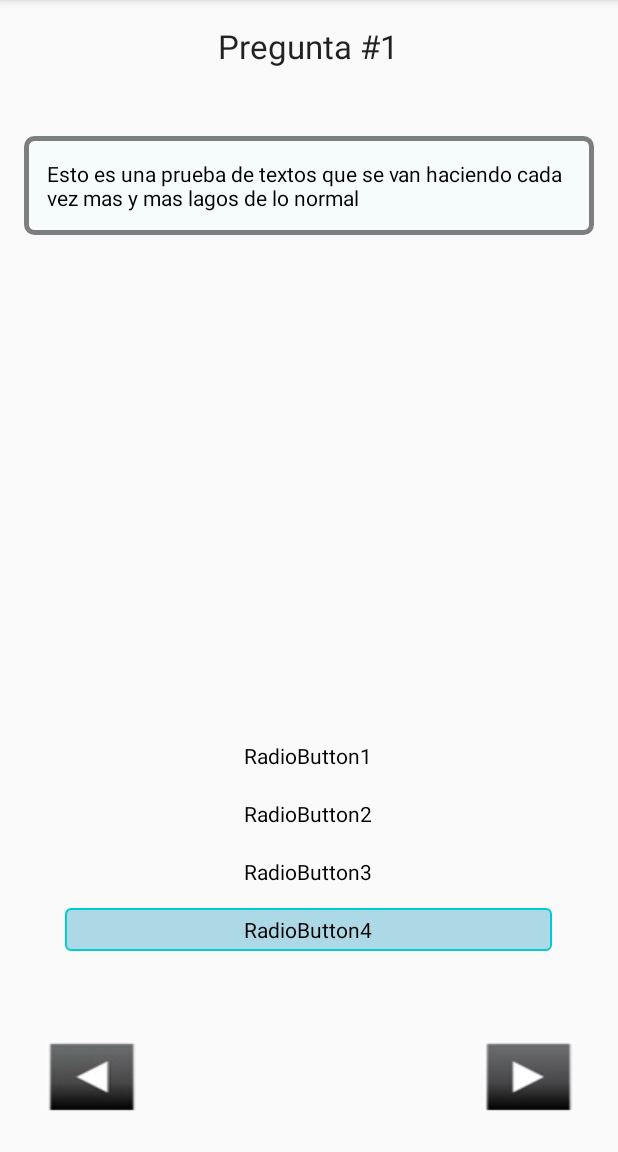
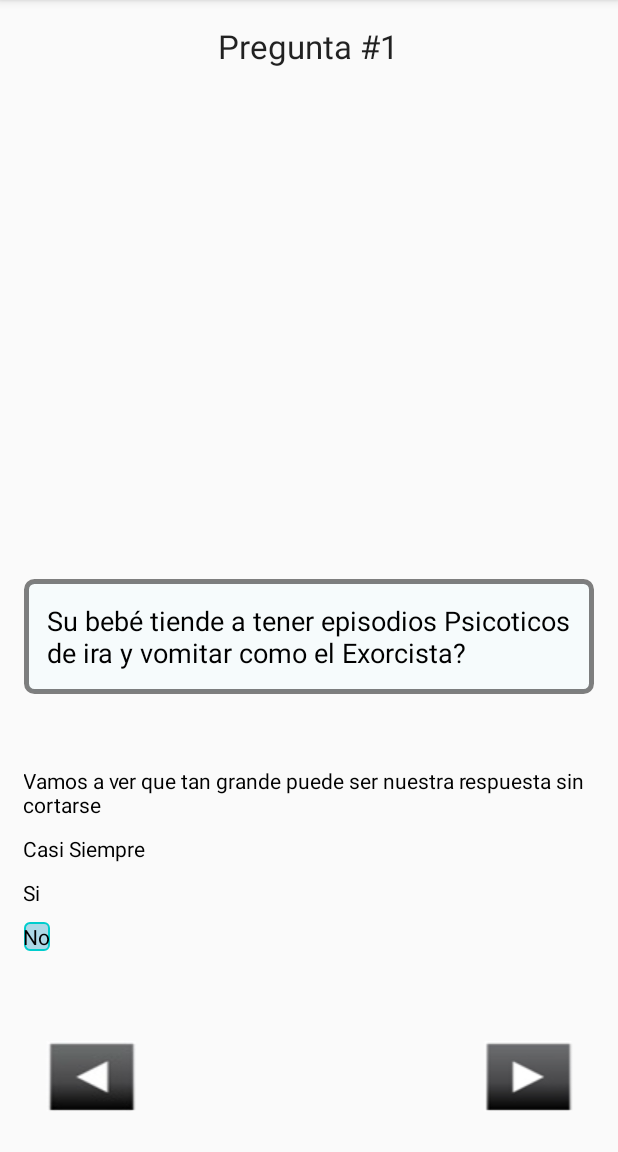
Before and after one commit to luisrra17/BabyCare, an Android app: the screen it shows after launch (MainActivity), on a phone screen of 412 x 824 dp, the part 84-1236 px from its top. Run offline under Robolectric (Android 15) with nearby library versions, the phone set to English and light mode, and no system bars.

Commit message:
Pantalla Pregunta Styled

```diff
--- a/app/src/main/res/drawable/custombuttonbackground.xml
+++ b/app/src/main/res/drawable/custombuttonbackground.xml
@@ -7,11 +7,6 @@
             <corners android:radius="3dip" />
             <stroke android:width="1dip" android:color="#319b66" />
             <solid android:color="#50c88c" />
-            <padding
-                android:left="120dp"
-                android:top="5dp"
-                android:right="120dp"
-                android:bottom="5dp" />
         </shape>
     </item>
 
@@ -21,11 +16,7 @@
             <corners android:radius="3dip" />
             <stroke android:width="1dip" android:color="#00cdcd" />
             <solid android:color="#ADD8E6" />
-            <padding
-                android:left="120dp"
-                android:top="5dp"
-                android:right="120dp"
-                android:bottom="5dp" />
+
         </shape>
     </item>
 
--- a/app/src/main/res/layout/activity_main.xml
+++ b/app/src/main/res/layout/activity_main.xml
@@ -25,7 +25,7 @@
             android:button="@android:color/transparent"
             android:checked="true"
             android:layout_marginTop="10dp"
-            android:text="RadioButton1" />
+            android:text="Vamos a ver que tan grande puede ser nuestra respuesta sin cortarse" />
 
         <RadioButton
             android:id="@+id/radio2"
@@ -35,7 +35,7 @@
             android:button="@android:color/transparent"
             android:checked="true"
             android:layout_marginTop="10dp"
-            android:text="RadioButton2" />
+            android:text="Casi Siempre" />
 
         <RadioButton
             android:id="@+id/radio3"
@@ -45,7 +45,7 @@
             android:button="@android:color/transparent"
             android:checked="true"
             android:layout_marginTop="10dp"
-            android:text="RadioButton3" />
+            android:text="Si" />
 
         <RadioButton
             android:id="@+id/radio4"
@@ -55,7 +55,7 @@
             android:button="@android:color/transparent"
             android:checked="true"
             android:layout_marginTop="10dp"
-            android:text="RadioButton4" />
+            android:text="No" />
 
     </RadioGroup>
 
@@ -63,13 +63,14 @@
         android:layout_width="wrap_content"
         android:layout_height="wrap_content"
         android:textColor="#000"
-        android:text="Esto es una prueba de textos que se van haciendo cada vez mas y mas lagos de lo normal"
+        android:text="Su bebé tiende a tener episodios Psicoticos de ira y vomitar como el Exorcista?"
         android:id="@+id/textView"
         android:padding="15dp"
+        android:textSize="18dp"
         android:background="@drawable/textbg"
-        android:layout_marginTop="45dp"
-        android:layout_below="@+id/textView2"
-        android:layout_alignParentEnd="true" />
+        android:layout_above="@+id/radioGroup1"
+        android:layout_alignParentStart="true"
+        android:layout_marginBottom="38dp" />
 
     <TextView
         android:layout_width="wrap_content"
```
